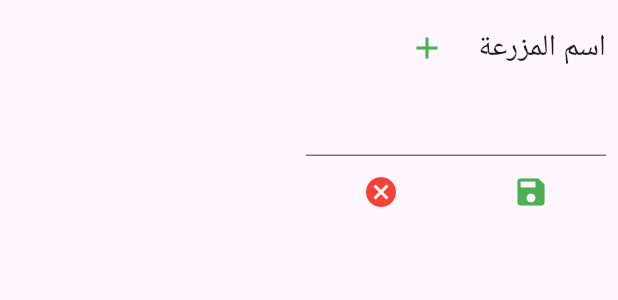
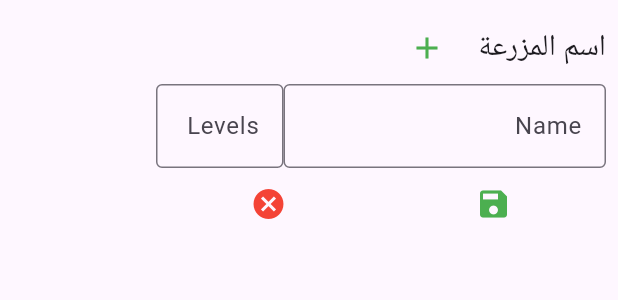
Before and after one commit to Organizationlinke/HamaAgriculture, a Flutter app: the AddFarms widget shown alone on an empty page, opened directly, after a tap on the "add" icon, after a tap on the "save" icon, on a phone screen of 412 x 824 dp. Shown: the top 300 px of the screen. Run offline on Flutter 3.47's test engine with Material 3 defaults, Android fonts, the phone set to English and light mode, and no system bars; our stand-ins replace dropdown_search, sticky_headers, supabase_flutter, syncfusion_flutter_datagrid; accounts and stored records are empty; network calls fail.

```diff
--- a/lib/Screen/Basic/AddFarms.dart
+++ b/lib/Screen/Basic/AddFarms.dart
@@ -23,21 +23,26 @@ class _AddFarmsState extends State<AddFarms> {
 
   int farm_id = 0;
   final TextEditingController _addController = TextEditingController();
+  final TextEditingController _addLevel = TextEditingController();
   bool add = false;
   bool edit = false;
   bool delete = false;
   int farm_level=0;
   Future<void> AddData() async {
+   if (_addLevel.text=='') {
+      print('_addLevel.text:${_addLevel.text}');
+   }
     if (edit) {
       await supabase.from('MenuData').update({
         'Name': _addController.text,
+        'FarmLevel':_addLevel.text!='' ?_addLevel.text: null
       }).eq('id', farm_id);
     } else if (delete) {
       await supabase.from('MenuData').delete().eq('id', farm_id);
     } else {
       await supabase
           .from('MenuData')
-          .insert({'Name': _addController.text, 'Type': widget.ScreenID});
+          .insert({'Name': _addController.text, 'FarmLevel':_addLevel.text!='' ?_addLevel.text: null, 'Type': widget.ScreenID});
     }
   }
 
@@ -92,7 +97,7 @@ class _AddFarmsState extends State<AddFarms> {
                 children: [
 
                   SizedBox(
-                    width: 200,
+                    width: 300,
                     height: double.infinity,
                     // height: MediaQuery.of(context).size.height * .7,
                     child: SingleChildScrollView(
@@ -138,8 +143,23 @@ class _AddFarmsState extends State<AddFarms> {
                                     Expanded(
                                       child: TextField(
                                         controller: _addController,
+                                         decoration: InputDecoration(
+                                        labelText: 'Name',
+                                        border: OutlineInputBorder(),
+                                                                           ),
                                       ),
                                     ),
+                                    if(widget.ScreenID==1)
+                                     SizedBox(
+                                    width: 85,
+                                       child: TextField(
+                                          controller: _addLevel,
+                                           decoration: InputDecoration(
+                                        labelText: 'Levels',
+                                        border: OutlineInputBorder(),
+                                                                           ),
+                                        ),
+                                     ),
                                   ],
                                 ),
                                 //الحفظ والحذف
@@ -152,6 +172,7 @@ class _AddFarmsState extends State<AddFarms> {
                                           await FarmsList();
                                           setState(() {
                                             _addController.text = '';
+                                             _addLevel.text = '';
                                             add = false;
                                           });
                                         },
@@ -210,6 +231,7 @@ class _AddFarmsState extends State<AddFarms> {
                                                   delete = false;
                                                   _addController.text =
                                                       list['Name'] ?? '';
+                                                      _addLevel.text=list['FarmLevel'].toString() ?? '';
                                                 });
                                               },
                                               icon: Icon(
--- a/lib/main.dart
+++ b/lib/main.dart
@@ -3,7 +3,7 @@ import 'package:inspection_app/Screen/HomePage.dart';
 import 'package:inspection_app/tools/FarmFillter.dart';
 import 'package:inspection_app/users/AddUser.dart';
 import 'package:inspection_app/users/Login.dart';
-import 'package:inspection_app/users/Permissions.dart';
+import 'package:inspection_app/users/PoliciesApp.dart';
 import 'package:supabase_flutter/supabase_flutter.dart';
 
 void main()async {
@@ -37,7 +37,7 @@ class InspectionApp extends StatelessWidget {
         routes: {
           '/login': (context) => LoginScreen(),
           '/adduser': (context) => UserManagementScreen(),
-          '/permissions': (context) => PermissionsScreen(),
+          '/policiesapp': (context) => PoliciesApp(),
           '/home': (context) =>MainScreen(),
           '/farmscreen': (context) =>FarmScreen(is_finished: true,seasonid:0),
 
```
Also changed, not shown: lib/Screen/HomePage.dart (+37 -1 lines), lib/users/Permissions.dart (deleted, +0 -29 lines), lib/users/PoliciesApp.dart (added, +162 -0 lines).
